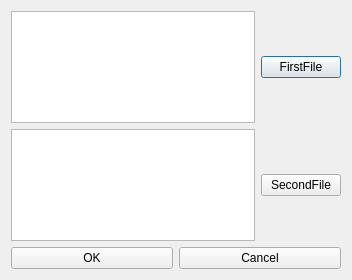
Above: qt/test2/opentwofiles.ui from godthem90/Mac_Security_S4 before the change. Below: the same form after it.
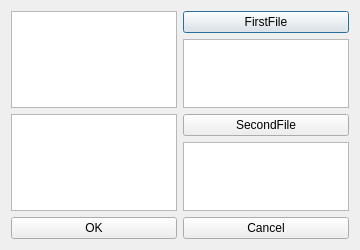
That is the form after the change.

```diff
--- a/qt/test2/opentwofiles.ui
+++ b/qt/test2/opentwofiles.ui
@@ -6,41 +6,69 @@
    <rect>
     <x>0</x>
     <y>0</y>
-    <width>352</width>
-    <height>280</height>
+    <width>360</width>
+    <height>250</height>
    </rect>
   </property>
+  <property name="minimumSize">
+   <size>
+    <width>360</width>
+    <height>250</height>
+   </size>
+  </property>
   <property name="maximumSize">
    <size>
-    <width>352</width>
-    <height>280</height>
+    <width>360</width>
+    <height>250</height>
    </size>
   </property>
   <property name="windowTitle">
    <string>Dialog</string>
   </property>
-  <layout class="QGridLayout" name="gridLayout_3">
+  <layout class="QGridLayout" name="gridLayout_8">
+   <item row="0" column="0">
+    <layout class="QGridLayout" name="gridLayout_4">
    <item row="0" column="0">
     <widget class="QTextBrowser" name="textBrowser"/>
    </item>
+     <item row="1" column="0">
+      <widget class="QTextBrowser" name="textBrowser_2"/>
+     </item>
+    </layout>
+   </item>
    <item row="0" column="1">
+    <layout class="QGridLayout" name="gridLayout_7">
+     <item row="0" column="0">
+      <layout class="QGridLayout" name="gridLayout">
+       <item row="1" column="0">
+        <widget class="QPlainTextEdit" name="plainTextEdit"/>
+       </item>
+       <item row="0" column="0">
     <widget class="QPushButton" name="pushButton">
      <property name="text">
       <string>FirstFile</string>
      </property>
     </widget>
    </item>
-   <item row="1" column="0">
-    <widget class="QTextBrowser" name="textBrowser_2"/>
-   </item>
-   <item row="1" column="1">
+      </layout>
+     </item>
+     <item row="1" column="0">
+      <layout class="QGridLayout" name="gridLayout_2">
+       <item row="0" column="0">
     <widget class="QPushButton" name="pushButton_2">
      <property name="text">
       <string>SecondFile</string>
      </property>
     </widget>
    </item>
-   <item row="2" column="0" colspan="2">
+       <item row="1" column="0">
+        <widget class="QPlainTextEdit" name="plainTextEdit_2"/>
+       </item>
+      </layout>
+     </item>
+    </layout>
+   </item>
+   <item row="1" column="0" colspan="2">
     <layout class="QHBoxLayout" name="horizontalLayout">
      <item>
       <widget class="QPushButton" name="pushButton_3">
```
Lines whose indentation alone changed are shown as unchanged.
